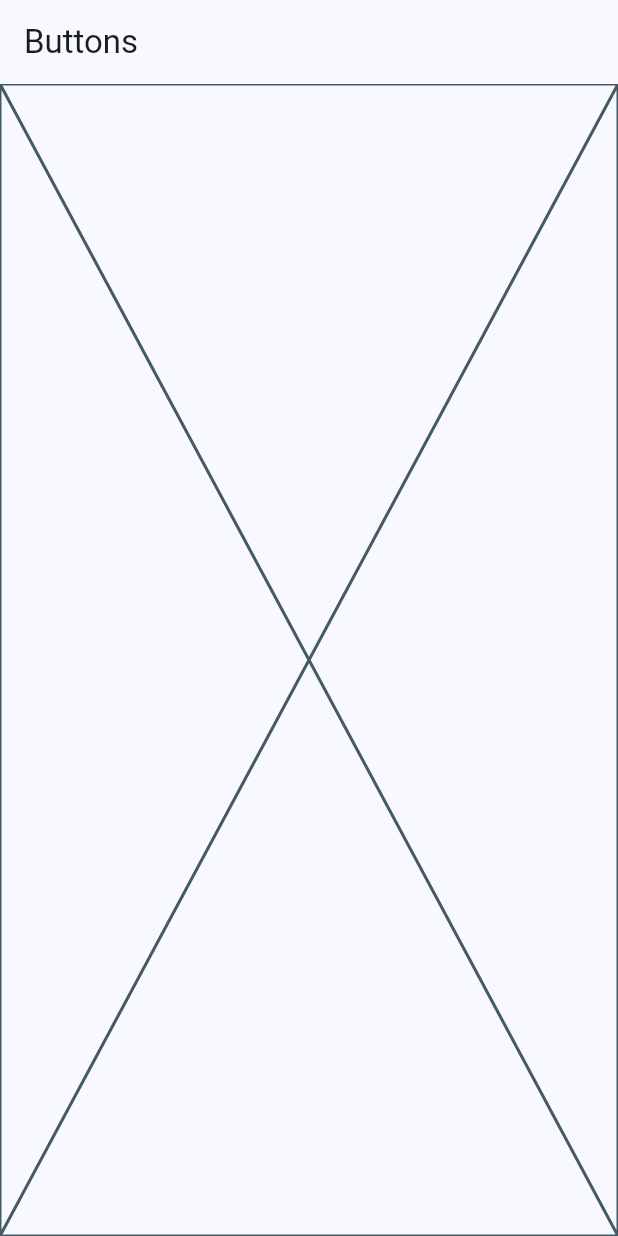
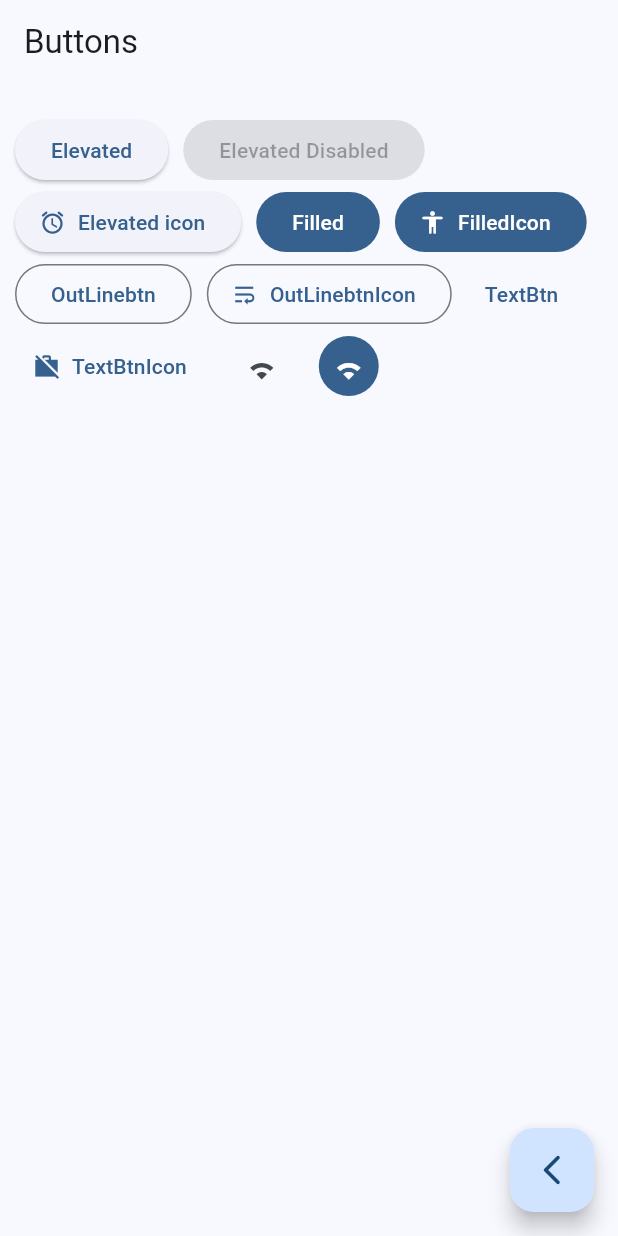
Before and after one commit to ingnelsonus/widgets_app, a Flutter app: the ButtonsScreen screen opened by its route, on a phone screen of 412 x 824 dp. Run offline on Flutter 3.47's test engine with Material 2 defaults, Android fonts, the phone set to English and light mode, and no system bars; our stand-ins replace go_router.

Commit message:
Screen bottos finalizada

```diff
--- a/lib/presentation/screens/buttons/buttons_screen.dart
+++ b/lib/presentation/screens/buttons/buttons_screen.dart
@@ -1,8 +1,8 @@
 import 'package:flutter/material.dart';
+import 'package:go_router/go_router.dart';
 
 class ButtonsScreen extends StatelessWidget {
-
- static const String name = 'buttons_screen';
+  static const String name = 'buttons_screen';
 
   const ButtonsScreen({super.key});
 
@@ -12,7 +12,68 @@ class ButtonsScreen extends StatelessWidget {
       appBar: AppBar(
         title: const Text('Buttons'),
       ),
-      body: const Placeholder(),
+      body: const _BottonView(),
+      floatingActionButton: FloatingActionButton(
+        child: const Icon(Icons.arrow_back_ios_new_rounded),
+        onPressed: () {
+          // Navigator.pop(context);
+          context.pop();
+        },
+      ),
     );
   }
 }
+
+class _BottonView extends StatelessWidget {
+  const _BottonView();
+
+  @override
+  Widget build(BuildContext context) {
+
+    final colors = Theme.of(context).colorScheme;
+
+    return Padding(
+      padding: const EdgeInsets.symmetric(horizontal: 10,vertical: 20),
+      child: Wrap(
+        spacing: 10,
+        crossAxisAlignment:WrapCrossAlignment.center,
+        children: [
+          ElevatedButton(onPressed: () {}, child: const Text('Elevated')),
+          const ElevatedButton(onPressed:null, child: Text('Elevated Disabled')),
+          ElevatedButton.icon(
+            onPressed: (){},
+            icon: const Icon(Icons.access_alarm_rounded),
+            label: const Text('Elevated icon')
+          ),
+          FilledButton(onPressed: (){}, child: const Text('Filled')),
+          FilledButton.icon(
+            onPressed: (){},
+            icon: const Icon(Icons.accessibility_rounded),
+            label: const Text('FilledIcon')),
+          OutlinedButton(onPressed: (){}, child: const Text('OutLinebtn')),
+          OutlinedButton.icon(
+            onPressed: (){},
+            icon:const Icon(Icons.wrap_text_sharp),
+            label: const Text('OutLinebtnIcon'),
+          ),
+          TextButton(onPressed: (){}, child: const Text('TextBtn')),
+          TextButton.icon(
+            onPressed: (){},
+            icon: const Icon(Icons.work_off_sharp),
+            label: const Text('TextBtnIcon')
+          ),
+          //TODO: Custom botton
+          IconButton(onPressed: (){}, icon: const Icon(Icons.wifi_2_bar_sharp)),
+          IconButton(
+            onPressed: (){},
+            icon: const Icon(Icons.wifi_2_bar_sharp),
+            style: ButtonStyle(
+              backgroundColor: MaterialStatePropertyAll(colors.primary),
+              iconColor: const MaterialStatePropertyAll(Colors.white)
+            ),
+          )
+        ],
+      ),
+    );
+  }
+}
```
